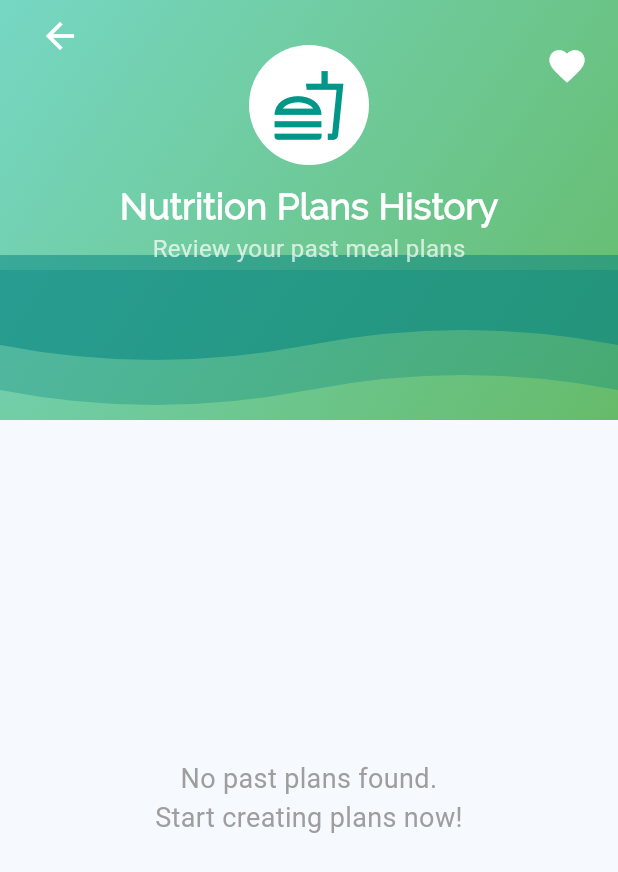
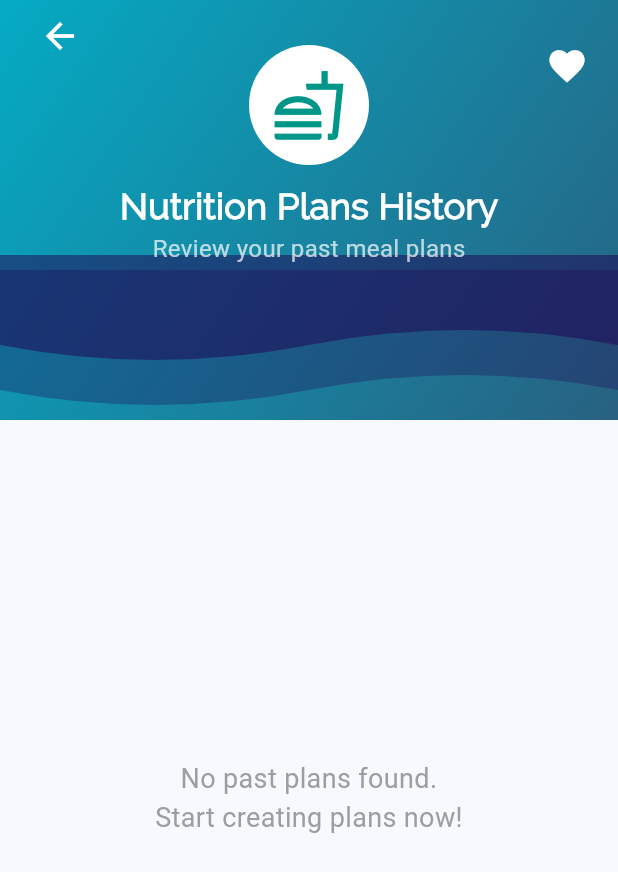
Before and after one commit to vishnupriyanpr/Verve, a Flutter app: the HistoryPage screen opened directly with empty values, on a phone screen of 412 x 824 dp. Shown: the top 872 px of the screen. Run offline on Flutter 3.47's test engine with Material 3 defaults, Android fonts, the phone set to English and light mode, and no system bars; our stand-ins replace cloud_firestore, firebase_auth, firebase_core, fl_chart, flutter_gemini, multi_select_flutter; missing offline and left inert: customplans; accounts and stored records are empty.

Commit message:
Updated Nutrition history page
has the history of the ai  suggested foods

```diff
--- a/lib/nutritionHistoryPage.dart
+++ b/lib/nutritionHistoryPage.dart
@@ -98,7 +98,7 @@ class HistoryPage extends StatelessWidget {
       height: 280,
       decoration: const BoxDecoration(
         gradient: LinearGradient(
-          colors: [Color(0xFF76D7C4), Color(0xFF66BB6A)],
+          colors: [Color(0xFF05ABC4), Color(0xFF286181)],
           begin: Alignment.topLeft,
           end: Alignment.bottomRight,
         ),
@@ -113,7 +113,7 @@ class HistoryPage extends StatelessWidget {
               clipper: WaveClipper(),
               child: Container(
                 height: 100,
-                color: const Color(0xFF008080).withOpacity(0.3),
+                color: const Color(0xFF1F0051).withOpacity(0.3),
               ),
             ),
           ),
@@ -125,7 +125,7 @@ class HistoryPage extends StatelessWidget {
               clipper: WaveClipper(),
               child: Container(
                 height: 80,
-                color: const Color(0xFF008080).withOpacity(0.5),
+                color: const Color(0xFF1F0051).withOpacity(0.5),
               ),
             ),
           ),
@@ -219,7 +219,7 @@ class HistoryPage extends StatelessWidget {
   Widget _buildMealTile(String mealTitle, List<Map<String, dynamic>> items, IconData icon) {
     if (items.isEmpty) {
       return ListTile(
-        leading: Icon(icon, color: Colors.teal),
+        leading: Icon(icon, color: Color(0xFF1F0051)),
         title: Text('$mealTitle: No items'),
       );
     }
@@ -228,7 +228,7 @@ class HistoryPage extends StatelessWidget {
       crossAxisAlignment: CrossAxisAlignment.start,
       children: [
         ListTile(
-          leading: Icon(icon, color: Colors.teal),
+          leading: Icon(icon, color: Color(0xFF1F0051)),
           title: Text('$mealTitle (${items.length} items)'),
         ),
         ...items.map((item) {
@@ -272,7 +272,7 @@ class HistoryPage extends StatelessWidget {
                   const Divider(thickness: 1, height: 20),
                   // Ingredients Section
                   ExpansionTile(
-                    leading: const Icon(Icons.list, color: Colors.teal),
+                    leading: const Icon(Icons.list, color: Color(0xFF1F0051)),
                     title: const Text(
                       'Ingredients',
                       style: TextStyle(fontSize: 14, fontWeight: FontWeight.bold),
@@ -289,7 +289,7 @@ class HistoryPage extends StatelessWidget {
                   ),
                   // Preparation Section
                   ExpansionTile(
-                    leading: const Icon(Icons.receipt, color: Colors.teal),
+                    leading: const Icon(Icons.receipt, color: Color(0xFF1F0051)),
                     title: const Text(
                       'Preparation',
                       style: TextStyle(fontSize: 14, fontWeight: FontWeight.bold),
```
